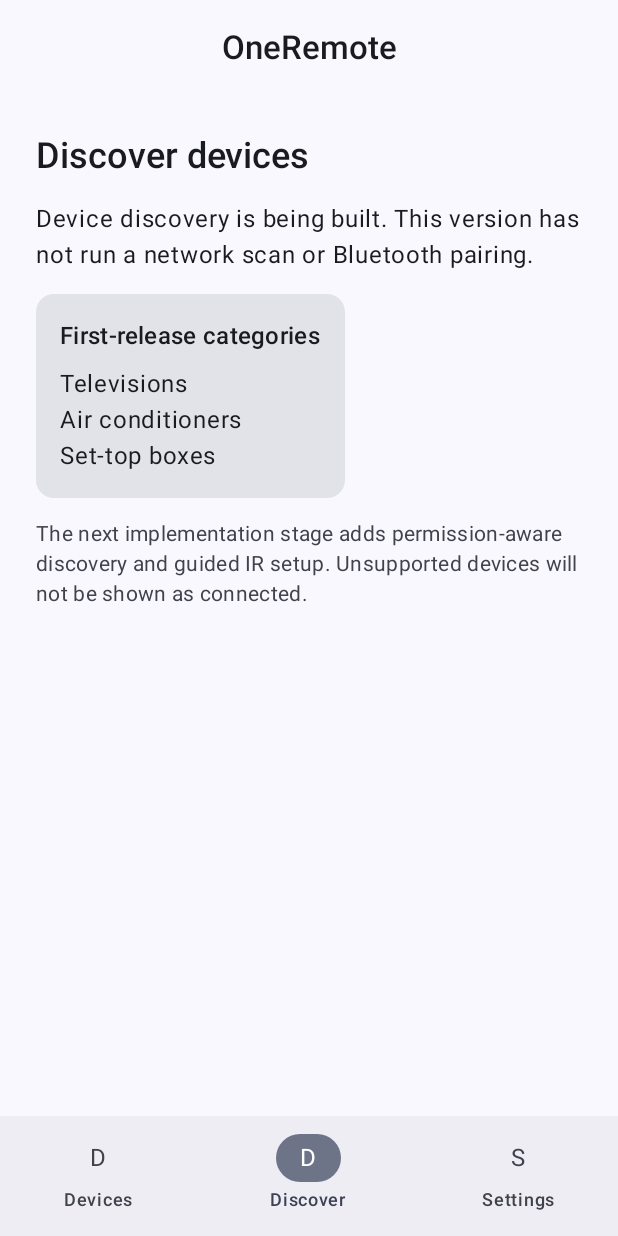
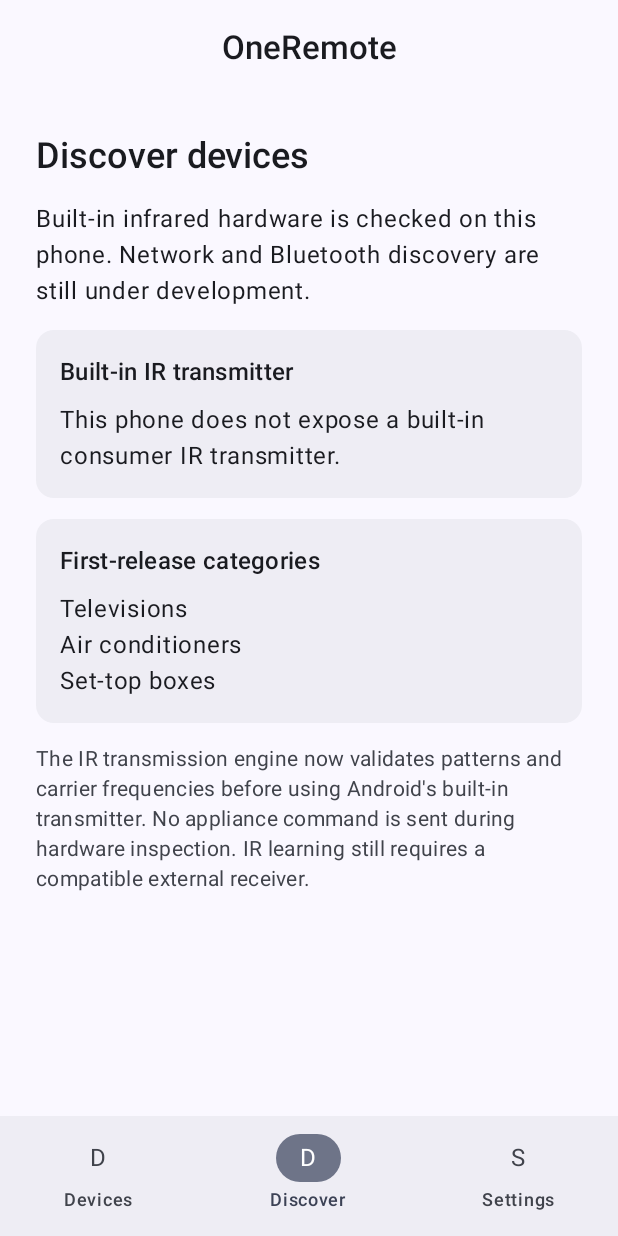
Before and after one commit to narayananagapuri25/Universal_Remote, an Android app built with Jetpack Compose: the screen it shows after launch (MainActivity), item 2 of the bottom bar chosen, on a phone screen of 412 x 824 dp. Run offline under Robolectric (Android 15) with nearby library versions, the phone set to English and light mode, and no system bars; our stand-ins replace Room's generated code.

Commit message:
ui: show built-in IR capability and carrier ranges

```diff
--- a/app/src/main/java/dev/localremote/app/MainActivity.kt
+++ b/app/src/main/java/dev/localremote/app/MainActivity.kt
@@ -25,14 +25,19 @@ import androidx.compose.material3.ExperimentalMaterial3Api
 import androidx.compose.runtime.Composable
 import androidx.compose.runtime.getValue
 import androidx.compose.runtime.mutableStateOf
+import androidx.compose.runtime.remember
 import androidx.compose.runtime.saveable.rememberSaveable
 import androidx.compose.runtime.setValue
+import androidx.compose.runtime.produceState
 import androidx.compose.ui.Alignment
 import androidx.compose.ui.Modifier
 import androidx.compose.ui.text.font.FontWeight
 import androidx.compose.ui.unit.dp
 import androidx.lifecycle.compose.collectAsStateWithLifecycle
+import dev.localremote.app.connectivity.infrared.IrHardwareStatus
 import dev.localremote.app.data.local.SavedDeviceEntity
+import dev.localremote.app.platform.infrared.AndroidConsumerIrDriver
+import dev.localremote.app.platform.infrared.BuiltInIrTransmitter
 
 private enum class Destination(val label: String) {
     DEVICES("Devices"),
@@ -51,6 +56,16 @@ class MainActivity : ComponentActivity() {
                     .observeAll()
                     .collectAsStateWithLifecycle(initialValue = emptyList())
 
+                val irTransmitter = remember {
+                    BuiltInIrTransmitter(AndroidConsumerIrDriver(applicationContext))
+                }
+                val irHardware by produceState<IrHardwareStatus?>(
+                    initialValue = null,
+                    key1 = irTransmitter
+                ) {
+                    value = irTransmitter.inspect()
+                }
+
                 var destination by rememberSaveable {
                     mutableStateOf(Destination.DEVICES)
                 }
@@ -58,6 +73,7 @@ class MainActivity : ComponentActivity() {
                 OneRemoteApp(
                     destination = destination,
                     savedDevices = savedDevices,
+                    irHardware = irHardware,
                     onDestinationSelected = { destination = it }
                 )
             }
@@ -70,6 +86,7 @@ class MainActivity : ComponentActivity() {
 private fun OneRemoteApp(
     destination: Destination,
     savedDevices: List<SavedDeviceEntity>,
+    irHardware: IrHardwareStatus?,
     onDestinationSelected: (Destination) -> Unit
 ) {
     Scaffold(
@@ -101,7 +118,7 @@ private fun OneRemoteApp(
         ) {
             when (destination) {
                 Destination.DEVICES -> DevicesScreen(savedDevices)
-                Destination.DISCOVER -> DiscoverScreen()
+                Destination.DISCOVER -> DiscoverScreen(irHardware)
                 Destination.SETTINGS -> SettingsScreen()
             }
         }
@@ -190,7 +207,7 @@ private fun DevicesScreen(devices: List<SavedDeviceEntity>) {
 }
 
 @Composable
-private fun DiscoverScreen() {
+private fun DiscoverScreen(irHardware: IrHardwareStatus?) {
     Column(
         modifier = Modifier
             .fillMaxSize()
@@ -203,10 +220,47 @@ private fun DiscoverScreen() {
             fontWeight = FontWeight.SemiBold
         )
         Text(
-            "Device discovery is being built. This version has not run a network scan or Bluetooth pairing.",
+            "Built-in infrared hardware is checked on this phone. Network and Bluetooth discovery are still under development.",
             style = MaterialTheme.typography.bodyLarge
         )
-        Card {
+        Card(
+            modifier = Modifier.fillMaxWidth(),
+            colors = CardDefaults.cardColors(
+                containerColor = MaterialTheme.colorScheme.surfaceContainer
+            )
+        ) {
+            Column(Modifier.padding(16.dp)) {
+                Text("Built-in IR transmitter", style = MaterialTheme.typography.titleMedium,
+                    fontWeight = FontWeight.SemiBold)
+                Spacer(Modifier.height(8.dp))
+                when {
+                    irHardware == null -> Text("Checking phone hardware…")
+                    !irHardware.transmitterAvailable -> Text(
+                        irHardware.diagnostic ?: "No built-in IR transmitter is available."
+                    )
+                    irHardware.supportedCarrierRanges.isEmpty() -> Text(
+                        irHardware.diagnostic
+                            ?: "IR hardware detected, but carrier-frequency support could not be verified."
+                    )
+                    else -> {
+                        Text("Transmitter detected")
+                        Spacer(Modifier.height(4.dp))
+                        Text(
+                            irHardware.supportedCarrierRanges.joinToString { range ->
+                                "${range.minHz / 1_000f}–${range.maxHz / 1_000f} kHz"
+                            },
+                            style = MaterialTheme.typography.bodyMedium
+                        )
+                    }
+                }
+            }
+        }
+        Card(
+            modifier = Modifier.fillMaxWidth(),
+            colors = CardDefaults.cardColors(
+                containerColor = MaterialTheme.colorScheme.surfaceContainer
+            )
+        ) {
             Column(Modifier.padding(16.dp)) {
                 Text("First-release categories", style = MaterialTheme.typography.titleMedium)
                 Spacer(Modifier.height(8.dp))
@@ -216,7 +270,7 @@ private fun DiscoverScreen() {
             }
         }
         Text(
-            "The next implementation stage adds permission-aware discovery and guided IR setup. Unsupported devices will not be shown as connected.",
+            "The IR transmission engine now validates patterns and carrier frequencies before using Android's built-in transmitter. No appliance command is sent during hardware inspection. IR learning still requires a compatible external receiver.",
             style = MaterialTheme.typography.bodyMedium,
             color = MaterialTheme.colorScheme.onSurfaceVariant
         )
```
